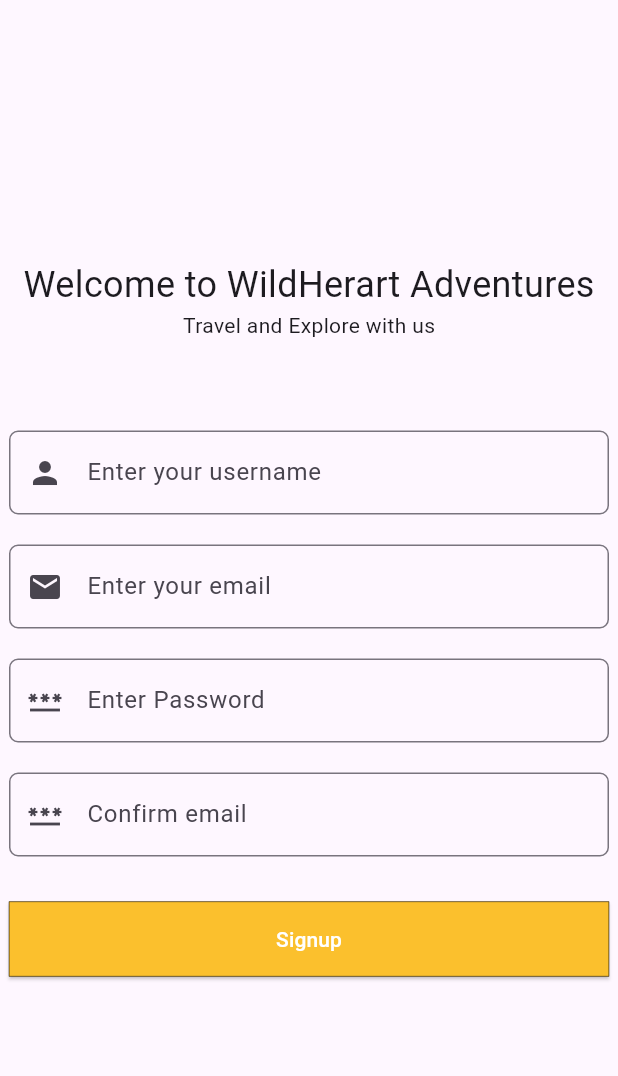
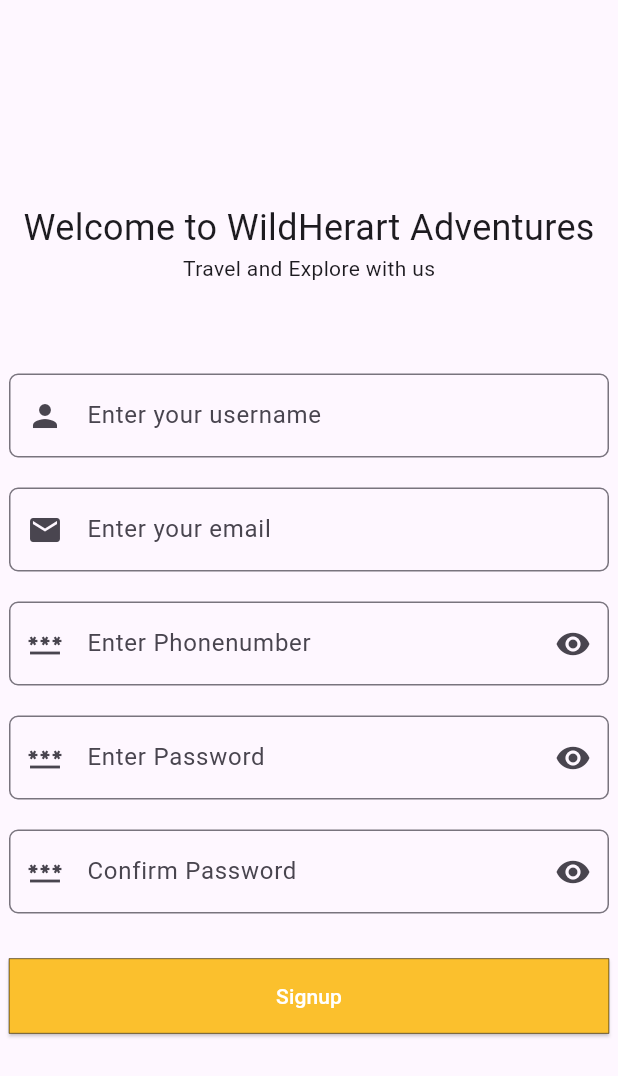
Before and after one commit to AdiiiCode/TraverWildHeartApp, a Flutter app: the screen it shows after launch, after a tap on "SignUp", on a phone screen of 412 x 824 dp. Shown: the top 1076 px of the screen. Run offline on Flutter 3.47's test engine with Material 3 defaults, Android fonts, the phone set to English and light mode, and no system bars; our stand-ins replace cloud_firestore, firebase_core, page_transition; missing offline and left inert: dart:js_interop; accounts and stored records are empty.

Commit message:
FireBase Connected Final

```diff
--- /dev/null
+++ b/lib/LoginSignups/Models/users.dart
@@ -0,0 +1,43 @@
+import 'dart:js_interop';
+
+import 'package:cloud_firestore/cloud_firestore.dart';
+
+class userModel {
+  final String? id;
+  final String? username;
+  final String? email;
+  final String? password;
+  final String? phonenumber;
+
+
+
+const userModel({
+  this.id,
+this.username,
+this.email,
+this.password,
+this.phonenumber
+});
+
+ toJson()
+ {
+  return{
+    "username": username,
+    "email": email,
+    "password": password,
+    "phonenumber":phonenumber,
+  };
+ }
+
+ factory userModel.fromSnapshot(DocumentSnapshot<Map<String, dynamic>> documnet )
+ {
+  final data = documnet.data()!;
+  return userModel(
+    id: documnet.id,
+    email: data["email"],
+    password: data["password"],
+    username: data["username"],
+    phonenumber: data["phonenumber"],
+  );
+ }
+}
--- a/lib/LoginSignups/SignUpPage.dart
+++ b/lib/LoginSignups/SignUpPage.dart
@@ -1,14 +1,32 @@
+import 'package:cloud_firestore/cloud_firestore.dart';
+import 'package:final_project_tourism/LoginSignups/Models/users.dart';
 import 'package:flutter/material.dart';
+import 'package:flutter/widgets.dart';
 
 class SignUpPage extends StatefulWidget {
   const SignUpPage({super.key});
-
   @override
   State<SignUpPage> createState() => _SignUpPageState();
 }
+class _SignUpPageState extends State<SignUpPage> {
+  final TextEditingController usernameController = TextEditingController();
+  final TextEditingController emailController = TextEditingController();
+  final TextEditingController passwordController = TextEditingController();
+  final TextEditingController phonenumberController = TextEditingController();
+  final TextEditingController confirmPasswordController = TextEditingController();
 
-class _SignUpPageState extends State<SignUpPage> {
-  get onPressed => null;
+  final _db = FirebaseFirestore.instance;
+
+  createUser() async {
+    final user = userModel(
+      username: usernameController.text,
+      email: emailController.text,
+      phonenumber: phonenumberController.text,
+      password: passwordController.text,
+    );
+
+    await _db.collection("LoginSignups").add(user.toJson()).whenComplete(() => print('abcd'));
+  }
 
   @override
   Widget build(BuildContext context) {
@@ -32,9 +50,10 @@ class _SignUpPageState extends State<SignUpPage> {
             const SizedBox(
               height: 60,
             ),
-            const SizedBox(
+            SizedBox(
               width: 400,
               child: TextField(
+                controller: usernameController,
                 decoration: const InputDecoration(
                   hintText: 'Enter your username',
                   prefixIcon: Icon(Icons.person),
@@ -49,9 +68,10 @@ class _SignUpPageState extends State<SignUpPage> {
             const SizedBox(
               height: 20.0,
             ),
-            const SizedBox(
+            SizedBox(
               width: 400,
               child: TextField(
+                controller: emailController,
                 decoration: const InputDecoration(
                   hintText: 'Enter your email',
                   prefixIcon: Icon(Icons.email),
@@ -66,12 +86,15 @@ class _SignUpPageState extends State<SignUpPage> {
             const SizedBox(
               height: 20.0,
             ),
-            const SizedBox(
+            SizedBox(
               width: 400,
               child: TextField(
+                controller: phonenumberController,
+                obscureText: true,
                 decoration: const InputDecoration(
-                    hintText: 'Enter Password',
+                  hintText: 'Enter Phonenumber',
                   prefixIcon: Icon(Icons.password),
+                  suffixIcon: Icon(Icons.remove_red_eye_sharp),
                   border: OutlineInputBorder(
                     borderRadius: BorderRadius.all(
                       Radius.circular(6),
@@ -83,12 +106,34 @@ class _SignUpPageState extends State<SignUpPage> {
             const SizedBox(
               height: 20.0,
             ),
-            const SizedBox(
+            SizedBox(
               width: 400,
               child: TextField(
+                controller: passwordController,
+                obscureText: true,
                 decoration: const InputDecoration(
-                    hintText: 'Confirm email',
+                  hintText: 'Enter Password',
+                  prefixIcon: Icon(Icons.password),
+                  suffixIcon: Icon(Icons.remove_red_eye_sharp),
+                  border: OutlineInputBorder(
+                    borderRadius: BorderRadius.all(
+                      Radius.circular(6),
+                    ),
+                  ),
+                ),
+              ),
+            ),
+            const SizedBox(
+              height: 20.0,
+            ),
+            SizedBox(
+              width: 400,
+              child: TextField(
+                controller: confirmPasswordController,
+                decoration: const InputDecoration(
+                  hintText: 'Confirm Password',
                   prefixIcon: Icon(Icons.password_sharp),
+                  suffixIcon: Icon(Icons.remove_red_eye_sharp),
                   border: OutlineInputBorder(
                     borderRadius: BorderRadius.all(
                       Radius.circular(6),
@@ -110,6 +155,7 @@ class _SignUpPageState extends State<SignUpPage> {
                   side: const BorderSide(color: Colors.black, width: 0.2),
                 ),
                 onPressed: () {
+                  createUser();
                 },
                 child: const Text(
                   'Signup',
@@ -122,4 +168,13 @@ class _SignUpPageState extends State<SignUpPage> {
       ),
     );
   }
+
+  @override
+  void dispose() {
+    usernameController.dispose();
+    emailController.dispose();
+    passwordController.dispose();
+    confirmPasswordController.dispose();
+    super.dispose();
   }
+}
--- a/lib/main.dart
+++ b/lib/main.dart
@@ -1,7 +1,18 @@
 import 'package:final_project_tourism/splashScreen.dart';
+import 'package:firebase_core/firebase_core.dart';
 import 'package:flutter/material.dart';
 
-void main() {
+Future main() async{
+  await Firebase.initializeApp(
+    options: const FirebaseOptions(
+      apiKey: "AIzaSyD6MceIzaulRjqVc5JaDkNolnGmJQpmVTE",
+  authDomain: "apptourism-ba8d5.firebaseapp.com",
+  projectId: "apptourism-ba8d5",
+  storageBucket: "apptourism-ba8d5.appspot.com",
+  messagingSenderId: "192195426851",
+  appId: "1:192195426851:android:6e76b237eac46ffa600f96"
+    ),
+  );
   runApp(
     MaterialApp(
       debugShowCheckedModeBanner: false,
--- a/lib/splashScreen.dart
+++ b/lib/splashScreen.dart
@@ -1,6 +1,7 @@
 import 'dart:async';
 import 'package:final_project_tourism/LoginSignups/WelcomeScreen.dart';
 import 'package:flutter/material.dart';
+import 'package:page_transition/page_transition.dart';
 
 class SplashScreen extends StatefulWidget {
   @override
@@ -12,10 +13,12 @@ class _SplashScreenState extends State<SplashScreen> {
 void initState() {
   super.initState();
   Timer(
-      const Duration(seconds: 2),
+    const Duration(seconds: 3),
     () => Navigator.of(context).pushReplacement(
-        MaterialPageRoute(
-          builder: (BuildContext context) => const WelcomeScreen(),
+      PageTransition(
+        reverseDuration: Duration(seconds: 2),
+        type: PageTransitionType.leftToRightWithFade,
+        child: const WelcomeScreen(),
       ),
     ),
   );
--- a/pubspec.yaml
+++ b/pubspec.yaml
@@ -39,6 +39,8 @@ dependencies:
   cloud_firestore: ^4.15.10
   firebase_auth: ^4.18.0
   firebase_storage: ^11.6.11
+  page_transition: ^2.1.0
+  flutter_otp_text_field: ^1.1.2+1
 
 dev_dependencies:
   flutter_test:
```
Also changed, not shown: lib/LoginSignups/LoginPage.dart (+34 -45 lines), lib/LoginSignups/otpScreen.dart (added), pubspec.lock, 3 other files. Lines whose indentation alone changed are shown as unchanged.
